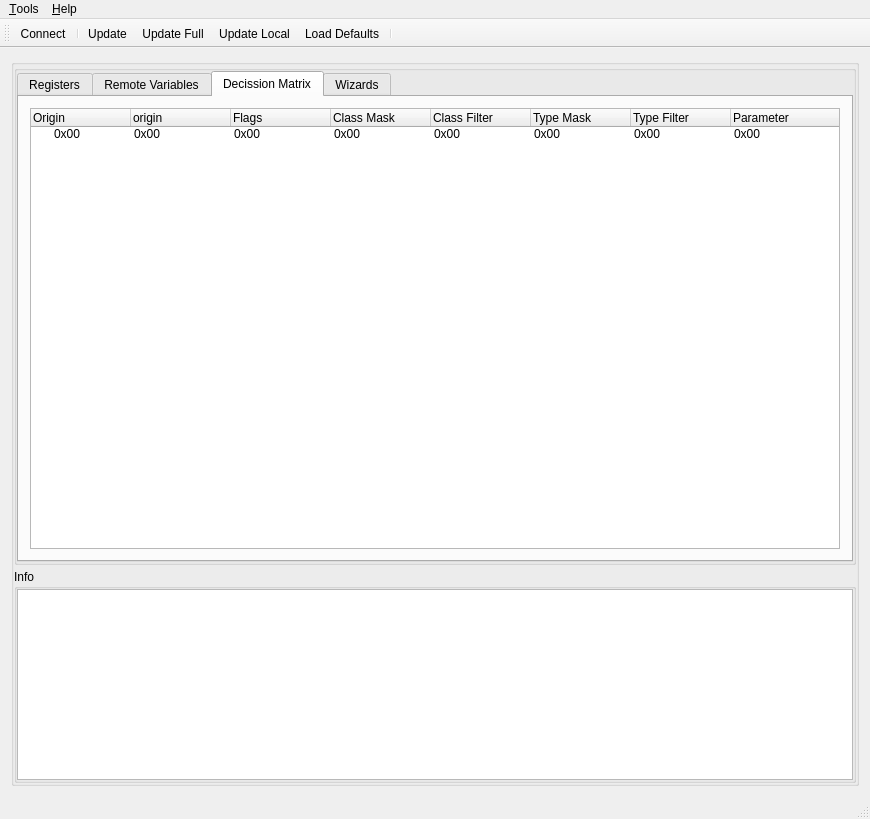
Old version of the form src/cfrmnodeconfig.ui in the repository grodansparadis/vscp-works-qt.
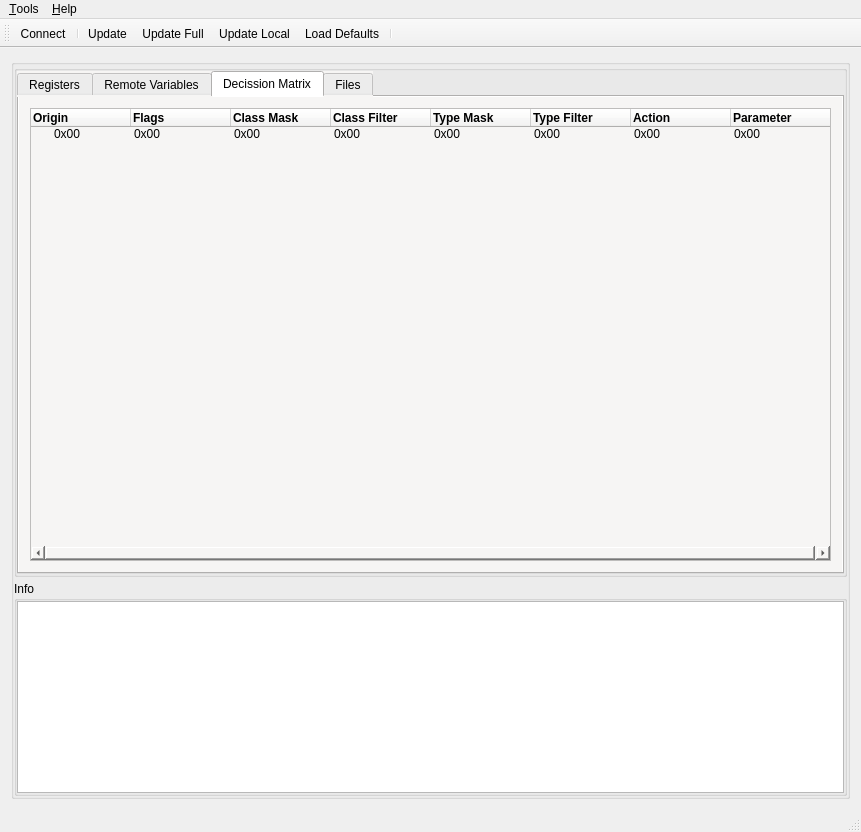
New version of the form. The open tabs and pages were chosen to show the change. Icons and pictures are not drawn.

What changed in the file:
```diff
--- a/src/cfrmnodeconfig.ui
+++ b/src/cfrmnodeconfig.ui
@@ -6,8 +6,8 @@
    <rect>
     <x>0</x>
     <y>0</y>
-    <width>870</width>
-    <height>819</height>
+    <width>861</width>
+    <height>832</height>
    </rect>
   </property>
   <property name="minimumSize">
@@ -86,6 +86,14 @@
               <verstretch>20</verstretch>
              </sizepolicy>
             </property>
+            <property name="cursor">
+             <cursorShape>ArrowCursor</cursorShape>
+            </property>
+            <property name="styleSheet">
+             <string notr="true">background-color: rgb(246, 245, 244);
+selection-background-color: rgb(154, 153, 150);
+</string>
+            </property>
             <property name="tabPosition">
              <enum>QTabWidget::North</enum>
             </property>
@@ -93,7 +101,13 @@
              <enum>QTabWidget::Rounded</enum>
             </property>
             <property name="currentIndex">
-             <number>3</number>
+             <number>0</number>
+            </property>
+            <property name="elideMode">
+             <enum>Qt::ElideNone</enum>
+            </property>
+            <property name="documentMode">
+             <bool>false</bool>
             </property>
             <widget class="QWidget" name="tab_reg">
              <property name="sizePolicy">
@@ -259,41 +273,89 @@
                  <property name="text">
                   <string notr="true">Origin</string>
                  </property>
-                </column>
-                <column>
-                 <property name="text">
-                  <string notr="true">origin</string>
+                 <property name="font">
+                  <font>
+                   <weight>75</weight>
+                   <bold>true</bold>
+                  </font>
                  </property>
                 </column>
                 <column>
                  <property name="text">
                   <string>Flags</string>
                  </property>
+                 <property name="font">
+                  <font>
+                   <weight>75</weight>
+                   <bold>true</bold>
+                  </font>
+                 </property>
                 </column>
                 <column>
                  <property name="text">
                   <string>Class Mask</string>
                  </property>
+                 <property name="font">
+                  <font>
+                   <weight>75</weight>
+                   <bold>true</bold>
+                  </font>
+                 </property>
                 </column>
                 <column>
                  <property name="text">
                   <string>Class Filter</string>
                  </property>
+                 <property name="font">
+                  <font>
+                   <weight>75</weight>
+                   <bold>true</bold>
+                  </font>
+                 </property>
                 </column>
                 <column>
                  <property name="text">
                   <string>Type Mask</string>
                  </property>
+                 <property name="font">
+                  <font>
+                   <weight>75</weight>
+                   <bold>true</bold>
+                  </font>
+                 </property>
                 </column>
                 <column>
                  <property name="text">
                   <string>Type Filter</string>
                  </property>
+                 <property name="font">
+                  <font>
+                   <weight>75</weight>
+                   <bold>true</bold>
+                  </font>
+                 </property>
+                </column>
+                <column>
+                 <property name="text">
+                  <string>Action</string>
+                 </property>
+                 <property name="font">
+                  <font>
+                   <weight>75</weight>
+                   <bold>true</bold>
+                  </font>
+                 </property>
                 </column>
                 <column>
                  <property name="text">
                   <string>Parameter</string>
                  </property>
+                 <property name="font">
+                  <font>
+                   <weight>75</weight>
+                   <bold>true</bold>
+                  </font>
+                 </property>
                 </column>
                 <item>
                  <property name="text">
@@ -327,7 +389,10 @@
             </widget>
             <widget class="QWidget" name="tab_wizard">
              <attribute name="title">
-              <string>Wizards</string>
+              <string>Files</string>
+             </attribute>
+             <attribute name="toolTip">
+              <string>External file resources</string>
              </attribute>
              <layout class="QVBoxLayout" name="verticalLayout_8">
               <item>
@@ -385,7 +450,7 @@
     <rect>
      <x>0</x>
      <y>0</y>
-     <width>870</width>
+     <width>861</width>
      <height>22</height>
     </rect>
    </property>
```
Left out of the diff: 170 changed lines with no effect on the pictures.
